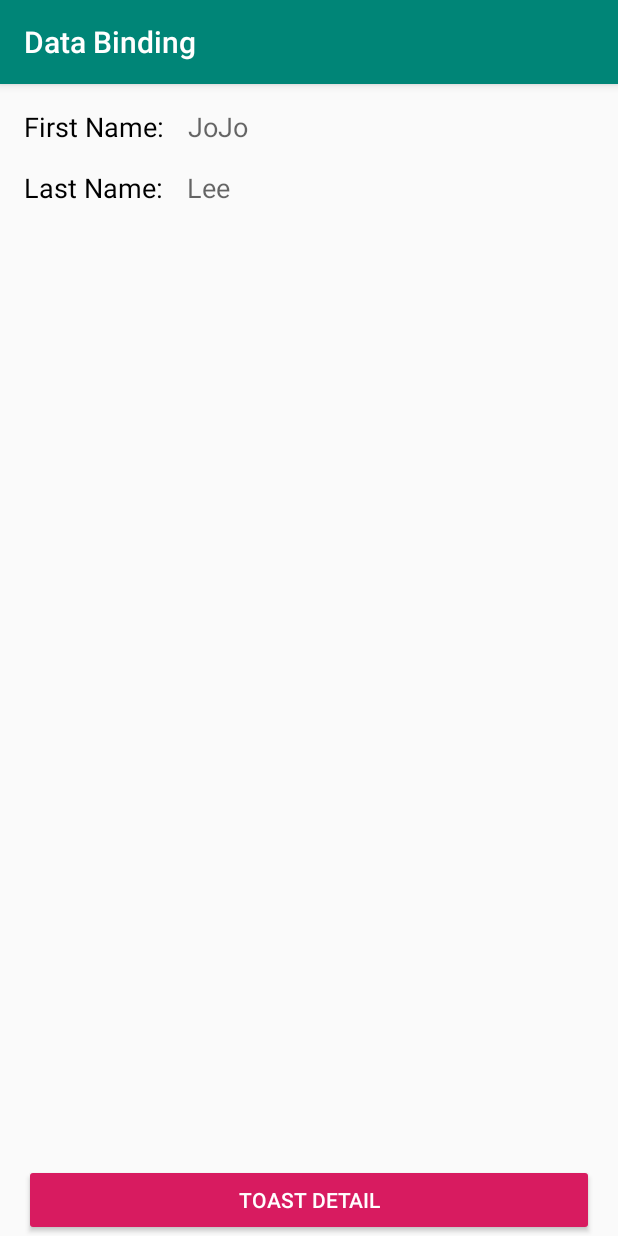
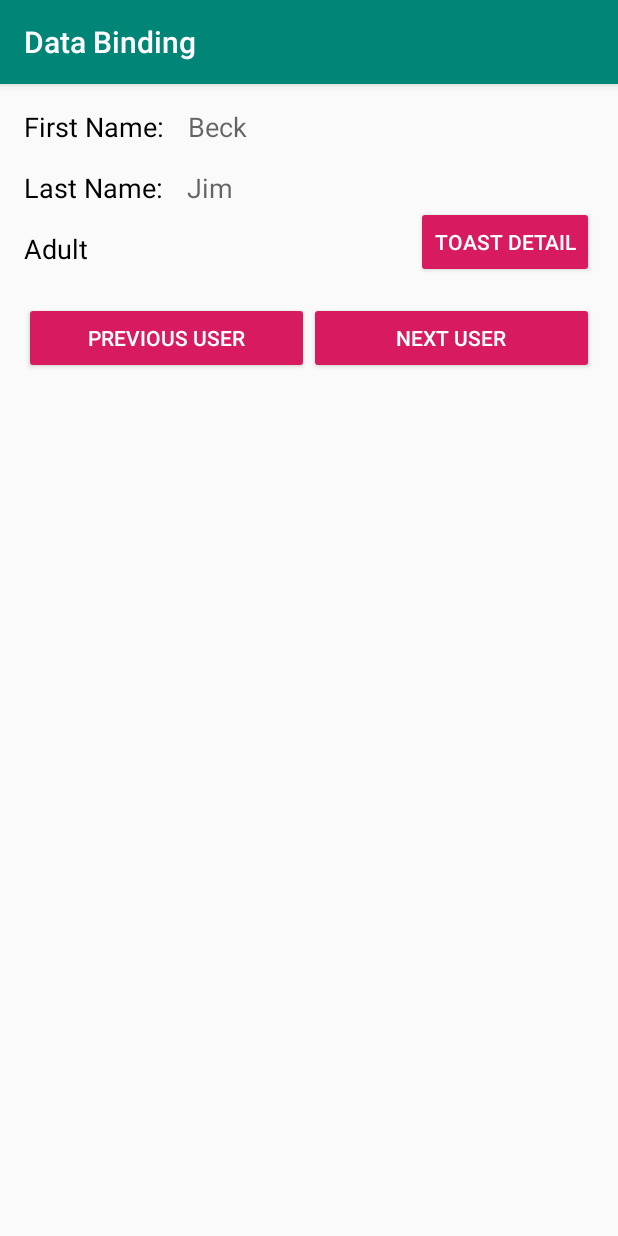
Before and after one commit to iMeePwni/Jetpack, an Android app: the DataBindingActivity screen opened directly, with no data from a screen before it, on a phone screen of 412 x 824 dp. Run offline under Robolectric (Android 15) with nearby library versions, the phone set to English and light mode, and no system bars; our stand-ins replace data binding; libraries missing offline, so code that uses them is left out: java.util.

Commit message:
add user list, add previous and next button.

```diff
--- a/app/src/main/java/com/imeepwni/jetpack/function/data_binding/DataBindingActivity.kt
+++ b/app/src/main/java/com/imeepwni/jetpack/function/data_binding/DataBindingActivity.kt
@@ -5,7 +5,6 @@ import androidx.databinding.DataBindingUtil
 import com.imeepwni.jetpack.R
 import com.imeepwni.jetpack.app.BaseActivity
 import com.imeepwni.jetpack.app.toast
-import com.imeepwni.jetpack.data.User
 import com.imeepwni.jetpack.databinding.ActivityDataBindingBinding
 
 /**
@@ -19,12 +18,22 @@ class DataBindingActivity : BaseActivity() {
 
         val binding = DataBindingUtil.setContentView<ActivityDataBindingBinding>(this, R.layout.activity_data_binding)
 
+        val randomUsers = UserRepository.getRandomUsers()
         with(binding) {
-            users = UserRepository.getRandomUsers()
-            // TODO remove, only for test
-            toast(users.toString())
-            user = User(firstName = "JoJo", lastName = "Lee")
+            users = randomUsers
+            user = randomUsers.first()
             handlers = object : MyHandler {
+
+                private fun currentUserIndex() = user?.let { randomUsers.indexOf(it) } ?: 0
+
+                override fun onNextUserClick() {
+                    user = randomUsers[(currentUserIndex() + 1) % randomUsers.size]
+                }
+
+                override fun onPreviousUserClick() {
+                    user = randomUsers[(currentUserIndex() - 1) % randomUsers.size]
+                }
+
                 override fun onToastUserDetailClick() {
                     toast(user.toString())
                 }
--- a/app/src/main/java/com/imeepwni/jetpack/function/data_binding/MyHandler.kt
+++ b/app/src/main/java/com/imeepwni/jetpack/function/data_binding/MyHandler.kt
@@ -7,4 +7,8 @@ package com.imeepwni.jetpack.function.data_binding
 interface MyHandler {
 
     fun onToastUserDetailClick()
+
+    fun onNextUserClick()
+
+    fun onPreviousUserClick()
 }
--- a/app/src/main/res/layout/activity_data_binding.xml
+++ b/app/src/main/res/layout/activity_data_binding.xml
@@ -92,13 +92,39 @@
             style="@style/Widget.AppCompat.Button.Colored"
             android:layout_width="0dp"
             android:layout_height="wrap_content"
-            android:layout_marginStart="16dp"
             android:layout_marginEnd="16dp"
             android:onClick="@{()-> handlers.onToastUserDetailClick()}"
             android:text="@string/toast_detail"
-            app:layout_constraintBottom_toBottomOf="parent"
             app:layout_constraintEnd_toEndOf="parent"
-            app:layout_constraintStart_toStartOf="parent" />
+            app:layout_constraintTop_toBottomOf="@+id/tv_label_last_name" />
+
+        <Button
+            android:id="@+id/btn_next_user"
+            style="@style/Widget.AppCompat.Button.Colored"
+            android:layout_width="0dp"
+            android:layout_height="wrap_content"
+            android:layout_marginTop="16dp"
+            android:layout_marginEnd="16dp"
+            android:onClick="@{() -> handlers.onNextUserClick()}"
+            android:text="@string/next_user"
+            app:layout_constraintEnd_toEndOf="parent"
+            app:layout_constraintHorizontal_bias="0.5"
+            app:layout_constraintStart_toEndOf="@+id/btn_previous_user"
+            app:layout_constraintTop_toBottomOf="@+id/btn_toast_user_detail" />
+
+        <Button
+            android:id="@+id/btn_previous_user"
+            style="@style/Widget.AppCompat.Button.Colored"
+            android:layout_width="0dp"
+            android:layout_height="wrap_content"
+            android:layout_marginStart="16dp"
+            android:onClick="@{() -> handlers.onPreviousUserClick()}"
+            android:text="@string/previous_user"
+            app:layout_constraintBottom_toBottomOf="@+id/btn_next_user"
+            app:layout_constraintEnd_toStartOf="@+id/btn_next_user"
+            app:layout_constraintHorizontal_bias="0.5"
+            app:layout_constraintStart_toStartOf="parent"
+            app:layout_constraintTop_toTopOf="@+id/btn_next_user" />
 
     </androidx.constraintlayout.widget.ConstraintLayout>
 </layout>
--- a/app/src/main/res/values/strings.xml
+++ b/app/src/main/res/values/strings.xml
@@ -14,6 +14,8 @@
     <string name="last_name">Last Name:</string>
     <string name="toast_detail">Toast Detail</string>
     <string name="adult">Adult</string>
+    <string name="next_user">Next User</string>
+    <string name="previous_user">Previous User</string>
 
     <string-array name="random_name">
         <item>Joe</item>
```
Also changed, not shown: 1 other file.
